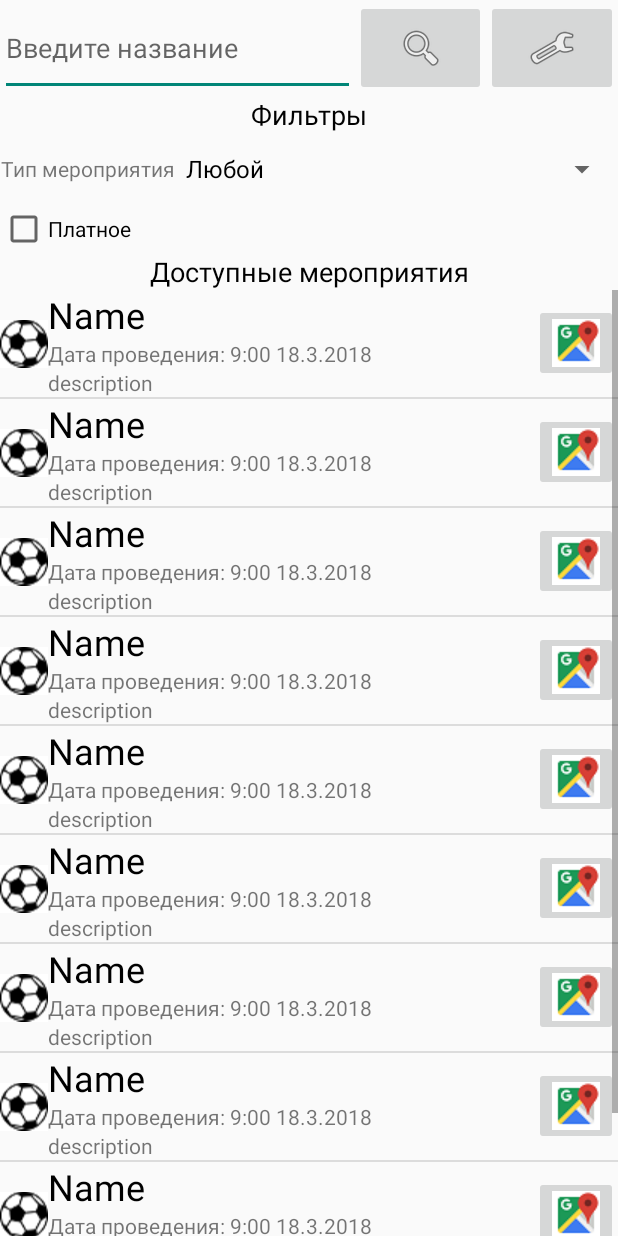
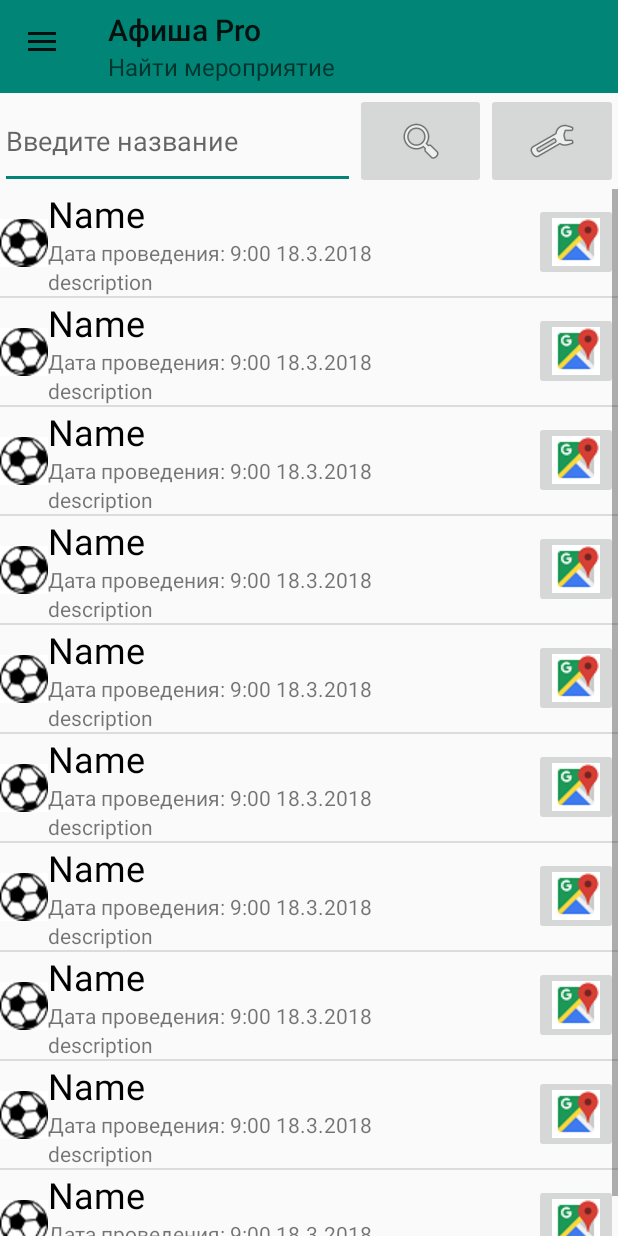
Before and after one commit to rpuxa/SamaraProjectClient, an Android app: the MainActivity screen opened directly, with no data from a screen before it, after a tap on an icon or button, on a phone screen of 412 x 824 dp. Run offline under Robolectric (Android 15) with nearby library versions, the phone set to English and light mode, and no system bars; 2 statements that could not run were skipped; 2 other taps on this screen came first.

Commit message:
Изменение архитектуры приложения      Добавлен класс Content

```diff
--- a/app/src/main/AndroidManifest.xml
+++ b/app/src/main/AndroidManifest.xml
@@ -30,7 +30,6 @@
 
         <activity android:name="ru.samara.mapapp.activities.MapActivity" />
         <activity android:name="ru.samara.mapapp.activities.MainActivity" />
-        <activity android:name="ru.samara.mapapp.activities.CreateEventActivity" />
 
         <meta-data
             android:name="com.google.android.gms.version"
--- a/app/src/main/java/ru/samara/mapapp/activities/MainActivity.java
+++ b/app/src/main/java/ru/samara/mapapp/activities/MainActivity.java
@@ -1,59 +1,89 @@
 package ru.samara.mapapp.activities;
 
+import android.content.Intent;
 import android.graphics.Bitmap;
 import android.os.Bundle;
+import android.support.annotation.NonNull;
 import android.support.design.widget.NavigationView;
+import android.support.v4.widget.DrawerLayout;
+import android.support.v7.app.ActionBarDrawerToggle;
 import android.support.v7.app.AppCompatActivity;
+import android.support.v7.widget.Toolbar;
 import android.view.MenuItem;
 import android.view.View;
-import android.widget.AdapterView;
-import android.widget.ArrayAdapter;
-import android.widget.CheckBox;
+import android.view.ViewGroup;
 import android.widget.ImageView;
-import android.widget.ListView;
-import android.widget.Spinner;
+import android.widget.LinearLayout;
 import android.widget.TextView;
 
-import com.google.android.gms.maps.model.LatLng;
+import ru.samara.mapapp.R;
+import ru.samara.mapapp.activities.contents.CreateEventContent;
+import ru.samara.mapapp.activities.contents.EventSearchContent;
+import ru.samara.mapapp.data.MyProfile;
 
-import java.util.ArrayList;
-import java.util.GregorianCalendar;
-
-import ru.samara.mapapp.ActivityUtils;
-import ru.samara.mapapp.R;
-import ru.samara.mapapp.data.MyProfile;
-import ru.samara.mapapp.events.EventSearchFilter;
-import ru.samara.mapapp.events.EventType;
-import ru.samara.mapapp.events.EventsList;
-
-public class MainActivity extends AppCompatActivity {
+public class MainActivity extends AppCompatActivity
+        implements NavigationView.OnNavigationItemSelectedListener {
 
     public static final String ACTION = "action";
     public static final String LOG_IN = "login";
 
     public static final String NAME_LAST_NAME = "namelastname";
     public static final String AVATAR = "avtr";
+    public static final String TOKEN = "token";
+    public static final String MAIN_ID = "mainid";
 
-    EventsList list = new EventsList(this);
-    MyProfile myProfile = new MyProfile();
+    private Content activeContent;
+
+
+
+    public MyProfile myProfile = new MyProfile();
+    Toolbar toolbar;
+    DrawerLayout drawer;
 
     @Override
     protected void onCreate(Bundle savedInstanceState) {
         super.onCreate(savedInstanceState);
         setContentView(R.layout.main_activity);
+        toolbar = (Toolbar) findViewById(R.id.toolbar);
+        setSupportActionBar(toolbar);
+        drawer = (DrawerLayout) findViewById(R.id.drawer_layout);
+        ActionBarDrawerToggle toggle = new ActionBarDrawerToggle(
+                this, drawer, toolbar, R.string.navigation_drawer_open, R.string.navigation_drawer_close
+        );
+        drawer.setDrawerListener(toggle);
+        drawer.closeDrawers();
+        toggle.syncState();
         handleBundle(getIntent().getExtras());
-        setEventTypeSpinner();
-        setListeners();
-        list.setMainEventList((ListView) findViewById(R.id.mainEventList));
-        for (int i = 0; i < 10; i++)
-            list.addEvent(123,
-                    0,
-                    new LatLng(53, 54),
-                    "Name", "description",
-                    "",
-                    new GregorianCalendar(2018, 3, 18, 9, 0),
-                    0
-            );
+        ((NavigationView) findViewById(R.id.navigation)).setNavigationItemSelectedListener(this);
+
+    }
+
+    public void startContent(Class<? extends Content> clazz){
+        startContent(new Intent(), clazz);
+    }
+
+    public void startContent(Intent intent, Class<? extends Content> clazz) {
+        Content content = null;
+        try {
+            content = clazz.newInstance();
+        } catch (InstantiationException | IllegalAccessException ignored) {
+        }
+        assert content != null;
+        activeContent = content;
+        content.setLayout(content.layout());
+        content.setParent(this);
+        LinearLayout layout = (LinearLayout) findViewById(R.id.contentView);
+        layout.removeAllViews();
+        ViewGroup mainGroup = (ViewGroup) getLayoutInflater().inflate(content.getLayout(), layout, false);
+        layout.addView(mainGroup);
+        content.setMainGroup(mainGroup);
+        content.onCreate(this, intent);
+    }
+
+    @Override
+    protected void onActivityResult(int requestCode, int resultCode, Intent data) {
+        super.onActivityResult(requestCode, resultCode, data);
+        activeContent.onActivityResult(requestCode, resultCode, data);
     }
 
     private void handleBundle(Bundle bundle) {
@@ -73,55 +103,30 @@ public class MainActivity extends AppCompatActivity {
                 nameAndLastName[0],
                 nameAndLastName[1],
                 (Bitmap) bundle.get(AVATAR),
-                ""
+                bundle.getString(TOKEN),
+                bundle.getInt(MAIN_ID)
         );
         View header = ((NavigationView) findViewById(R.id.navigation)).getHeaderView(0);
-
         ((ImageView) header.findViewById(R.id.headerIcon)).setImageBitmap(myProfile.getAvatar());
         ((TextView) header.findViewById(R.id.headerName)).setText(myProfile.getFullName());
-    }
-
-    private void setEventTypeSpinner() {
-        Spinner spinner = (Spinner) findViewById(R.id.eventTypeSpinner);
-        ArrayList<String> typesNames = new ArrayList<>(EventType.types.size());
-        typesNames.add("Любой");
-        for (EventType type : EventType.types.values())
-            typesNames.add(type.getName());
-        spinner.setAdapter(new ArrayAdapter<>(this, R.layout.support_simple_spinner_dropdown_item, typesNames));
-        final int[] type = {-1};
-        EventSearchFilter filter = event -> type[0] == -1 || type[0] == event.getTypeId();
-        list.addFilter(filter);
-        spinner.setOnItemSelectedListener(new AdapterView.OnItemSelectedListener() {
-            @Override
-            public void onItemSelected(AdapterView<?> adapterView, View view, int i, long l) {
-                if (i == 0) {
-                    type[0] = -1;
-                    return;
-                }
-                type[0] = EventType.getByName(typesNames.get(i)).getId();
-            }
-
-            @Override
-            public void onNothingSelected(AdapterView<?> adapterView) {
-            }
-        });
-    }
-
-    private void setListeners() {
-        findViewById(R.id.settings).setOnClickListener(v -> ActivityUtils.changeVisible(findViewById(R.id.settingsLayout)));
-        findViewById(R.id.search).setOnClickListener(v -> list.notifyDataSetChanged());
-        final CheckBox checkBox = (CheckBox) findViewById(R.id.isPaid);
-        list.addFilter(event -> checkBox.isChecked() == event.isPaid());
-        //findViewById(R.id.headerLayout).setOnClickListener();
+        startContent(EventSearchContent.class);
     }
 
     @Override
-    public boolean onOptionsItemSelected(MenuItem item) {
+    public boolean onNavigationItemSelected(@NonNull MenuItem item) {
         switch (item.getItemId()) {
             case R.id.menuCreateNewEvent:
-                ActivityUtils.changeActivity(this, CreateEventActivity.class);
+                startContent(CreateEventContent.class);
+                break;
+            case R.id.menuFoundEvents:
+                startContent(EventSearchContent.class);
                 break;
         }
-        return super.onOptionsItemSelected(item);
+        drawer.closeDrawers();
+        return true;
+    }
+
+    public Toolbar getToolbar() {
+        return toolbar;
     }
 }
--- a/app/src/main/java/ru/samara/mapapp/data/Profile.java
+++ b/app/src/main/java/ru/samara/mapapp/data/Profile.java
@@ -3,6 +3,7 @@ package ru.samara.mapapp.data;
 import android.graphics.Bitmap;
 
 public class Profile {
+    int id;
     String name, lastName;
     Bitmap avatar;
 
@@ -22,4 +23,8 @@ public class Profile {
     public String getFullName() {
         return name + " " + lastName;
     }
+
+    public int getId() {
+        return id;
+    }
 }
--- a/app/src/main/java/ru/samara/mapapp/ActivityUtils.java
+++ b/app/src/main/java/ru/samara/mapapp/utils/ActivityUtils.java
@@ -1,4 +1,4 @@
-package ru.samara.mapapp;
+package ru.samara.mapapp.utils;
 
 import android.app.Activity;
 import android.content.Intent;
--- a/app/src/main/res/layout/event_list.xml
+++ b/app/src/main/res/layout/event_list.xml
@@ -40,7 +40,8 @@
         android:id="@+id/settingsLayout"
         android:layout_width="match_parent"
         android:layout_height="wrap_content"
-                android:orientation="vertical">
+        android:orientation="vertical"
+        android:visibility="gone">
 
         <TextView
             android:id="@+id/textView5"
@@ -96,16 +97,6 @@
 
     </LinearLayout>
 
-            <TextView
-                android:id="@+id/textView4"
-                android:layout_width="match_parent"
-                android:layout_height="wrap_content"
-                android:layout_weight="0"
-                android:gravity="center"
-                android:text="Доступные мероприятия"
-                android:textColor="@color/common_google_signin_btn_text_dark_focused"
-                android:textSize="18sp" />
-
     <ListView
                 android:id="@+id/mainEventList"
                 android:layout_width="match_parent"
--- a/app/src/main/res/layout/main_activity.xml
+++ b/app/src/main/res/layout/main_activity.xml
@@ -8,11 +8,26 @@
     android:fitsSystemWindows="true"
     tools:openDrawer="start">
 
-    <include
-        android:id="@+id/contentView"
-        layout="@layout/event_list"
-        android:layout_width="wrap_content"
-        android:layout_height="wrap_content" />
+    <LinearLayout
+        android:layout_width="match_parent"
+        android:layout_height="match_parent"
+        android:orientation="vertical">
+
+        <android.support.v7.widget.Toolbar
+            android:id="@+id/toolbar"
+            android:layout_width="match_parent"
+            android:layout_height="62dp"
+            android:background="?attr/colorAccent"
+            android:minHeight="?attr/actionBarSize"
+            android:theme="?attr/actionBarTheme" />
+
+        <LinearLayout
+            android:id="@+id/contentView"
+            android:layout_width="match_parent"
+            android:layout_height="match_parent"
+            android:orientation="vertical"></LinearLayout>
+
+    </LinearLayout>
 
     <android.support.design.widget.NavigationView
         android:id="@+id/navigation"
--- a/app/src/main/res/menu/drawer.xml
+++ b/app/src/main/res/menu/drawer.xml
@@ -1,7 +1,7 @@
 <?xml version="1.0" encoding="utf-8"?>
 <menu xmlns:android="http://schemas.android.com/apk/res/android">
 
-    <group android:checkableBehavior="single">
+    <item android:title="Мероприятия">
             <item
 
                 android:id="@+id/menuFoundEvents"
@@ -12,6 +12,6 @@
                 android:id="@+id/menuCreateNewEvent"
                 android:icon="@android:drawable/ic_input_add"
                 android:title="Создать новое" />
-    </group>
+    </item>
 
 </menu>
--- a/app/src/main/res/values/strings.xml
+++ b/app/src/main/res/values/strings.xml
@@ -1,4 +1,6 @@
 <resources>
-    <string name="app_name">MapApp</string>
+    <string name="app_name">Афиша Pro</string>
+    <string name="navigation_drawer_open">Open navigation drawer</string>
+    <string name="navigation_drawer_close">Close navigation drawer</string>
     <integer name="com_vk_sdk_AppId">6404244</integer>
 </resources>
```
Also changed, not shown: app/src/main/java/ru/samara/mapapp/MapListener.java (deleted, +0 -9 lines), app/src/main/java/ru/samara/mapapp/activities/Content.java (added, +53 -0 lines), app/src/main/java/ru/samara/mapapp/activities/CreateEventActivity.java (deleted, +0 -75 lines), app/src/main/java/ru/samara/mapapp/activities/LoginActivity.java (+8 -38 lines), app/src/main/java/ru/samara/mapapp/activities/contents/CreateEventContent.java (added, +97 -0 lines), app/src/main/java/ru/samara/mapapp/activities/contents/EventSearchContent.java (added, +87 -0 lines), app/src/main/java/ru/samara/mapapp/data/MyProfile.java (+6 -1 lines), app/src/main/java/ru/samara/mapapp/server/Connect.java (+13 -1 lines), app/src/main/java/ru/samara/mapapp/utils/DownloadImageTask.java (added, +35 -0 lines), app/src/main/res/drawable/side_nav_bar.xml (added, +9 -0 lines), app/src/main/res/layout/create_event.xml (+14 -8 lines). Lines whose indentation alone changed are shown as unchanged.
